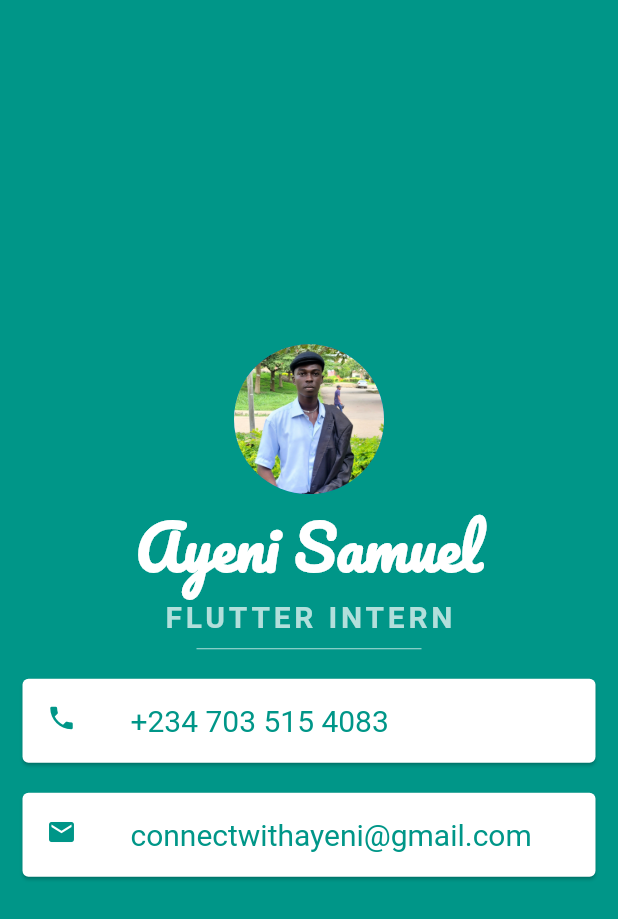
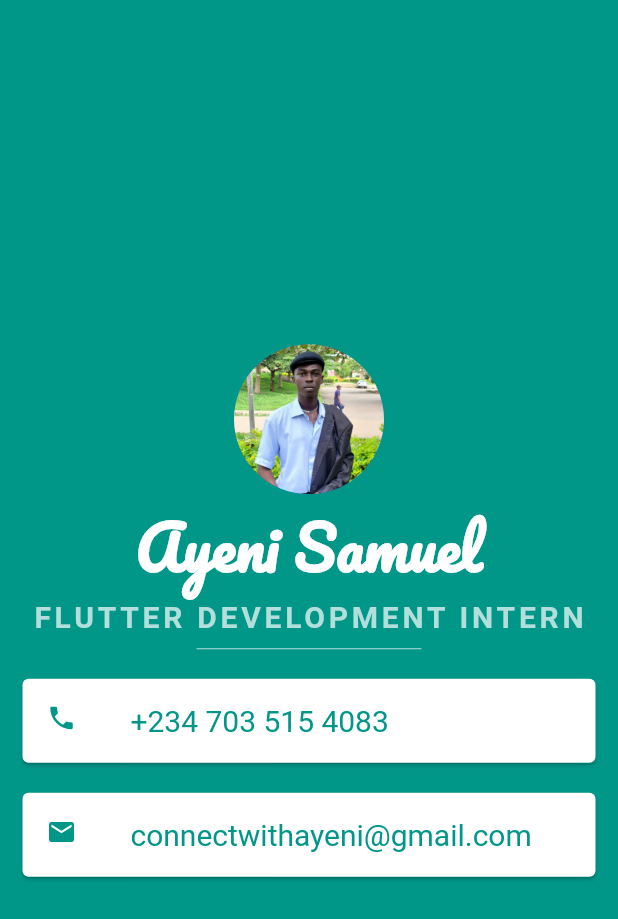
Before and after one commit to Ayeni-yeniyan/myfirstpro, a Flutter app: the screen it shows after launch, on a phone screen of 412 x 824 dp. Shown: the top 919 px of the screen. Run offline on Flutter 3.47's test engine with Material 2 defaults, Android fonts, the phone set to English and light mode, and no system bars; Roboto replaces fonts that are missing (SourceSan3).

Commit message:
final touch

```diff
--- a/lib/main.dart
+++ b/lib/main.dart
@@ -35,7 +35,7 @@ class MyApp extends StatelessWidget {
                 ),
               ),
               Text(
-                'FLUTTER INTERN',
+                'FLUTTER DEVELOPMENT INTERN',
                 style: TextStyle(
                   fontFamily: 'SourceSan3',
                   fontSize: 20,
```
